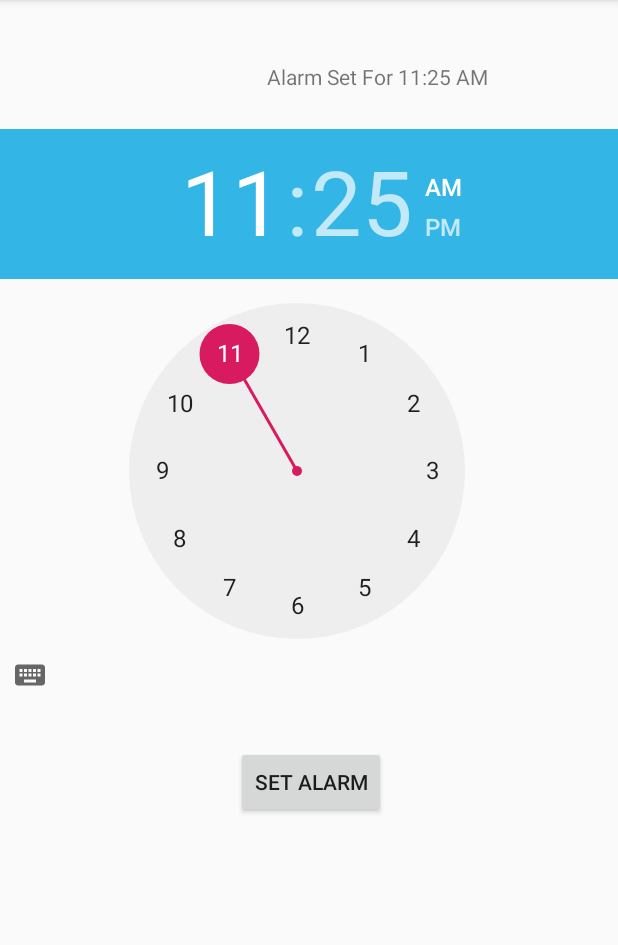
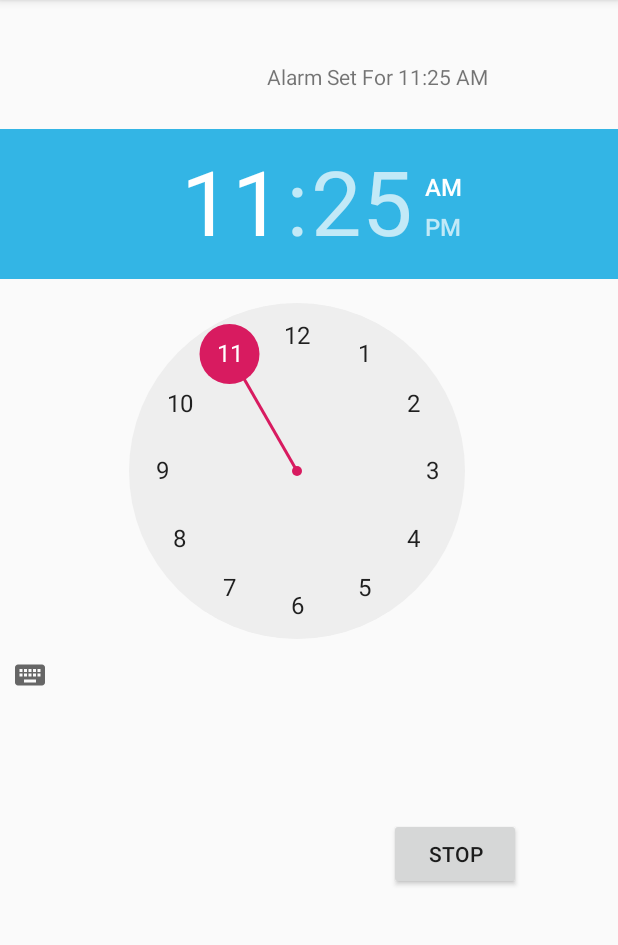
Before and after one commit to msliang/CS125FinalProject, an Android app: the screen it shows after launch (MainActivity), after a tap on "SET ALARM", on a phone screen of 412 x 824 dp, the part 84-1029 px from its top. Run offline under Robolectric (Android 15) with nearby library versions, the phone set to English and light mode, and no system bars.

Commit message:
alarm sound

```diff
--- a/app/src/main/java/com/example/cs125finalproject/MainActivity.java
+++ b/app/src/main/java/com/example/cs125finalproject/MainActivity.java
@@ -56,7 +56,9 @@ public class MainActivity extends AppCompatActivity {
                 //delays the intent for AlarmReceiver
                 pendingIntent = PendingIntent.getBroadcast(MainActivity.this, 0, intent, PendingIntent.FLAG_UPDATE_CURRENT);
                 // delays until alarm time
-                alarm_Manager.set(AlarmManager.RTC_WAKEUP, calendar.getTimeInMillis(), pendingIntent);
+                alarm_Manager.set(AlarmManager.RTC_WAKEUP, calendar.getTimeInMillis() - 3000, pendingIntent);
+                set.setVisibility(View.GONE);
+                stop.setVisibility(View.VISIBLE);
             }
         });
         stop.setOnClickListener(new View.OnClickListener() {
```
Also changed, not shown: app/src/main/java/com/example/cs125finalproject/AlarmReceiver.java (+10 -2 lines), 1 other file.
